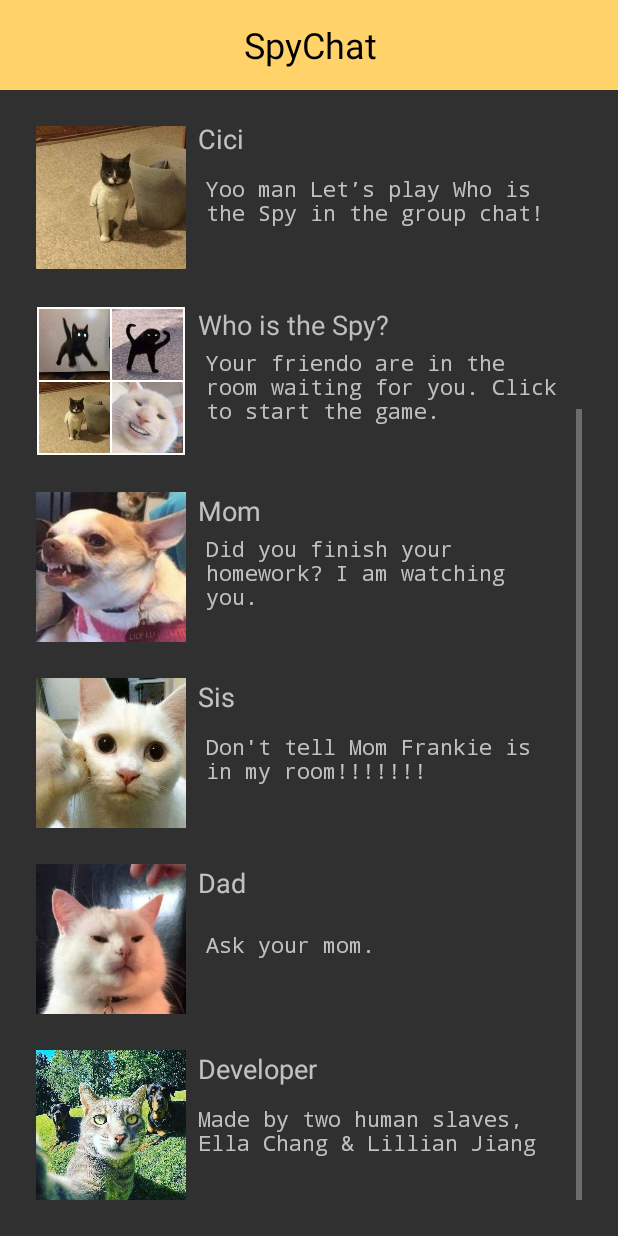
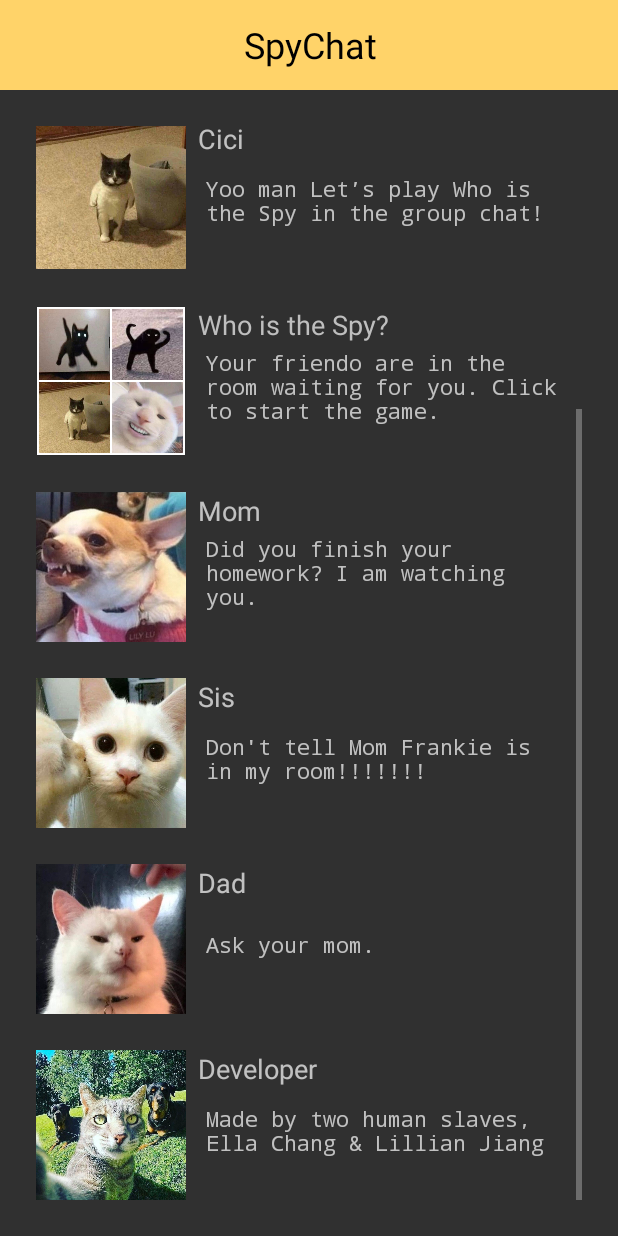
Before and after one commit to EllaChang/WhoIsTheSpy, an Android app: the screen it shows after launch (MainActivity), scrolled down 256 dp, on a phone screen of 412 x 824 dp. Run offline under Robolectric (Android 15) with nearby library versions, the phone set to English and light mode, and no system bars; Roboto replaces fonts that are not available here.

Commit message:
demo ready to go

```diff
--- a/app/src/main/res/layout/game_title.xml
+++ b/app/src/main/res/layout/game_title.xml
@@ -336,6 +336,7 @@
                 android:layout_marginLeft="8dp"
                 android:layout_marginTop="16dp"
                 android:gravity="center_vertical"
+                android:padding="5dp"
                 android:text="Made by two human slaves, Ella Chang &amp; Lillian Jiang"
                 android:textSize="14sp"
                 app:fontFamily="monospace"
--- a/app/src/main/res/layout/rules.xml
+++ b/app/src/main/res/layout/rules.xml
@@ -71,7 +71,7 @@
     <TextView
         android:id="@+id/textView2"
         android:layout_width="215dp"
-        android:layout_height="0dp"
+        android:layout_height="wrap_content"
         android:layout_marginStart="24dp"
         android:layout_marginLeft="24dp"
         android:layout_marginTop="8dp"
@@ -92,7 +92,7 @@
     <TextView
         android:id="@+id/textView3"
         android:layout_width="215dp"
-        android:layout_height="0dp"
+        android:layout_height="wrap_content"
         android:layout_marginStart="24dp"
         android:layout_marginLeft="24dp"
         android:layout_marginTop="8dp"
```
